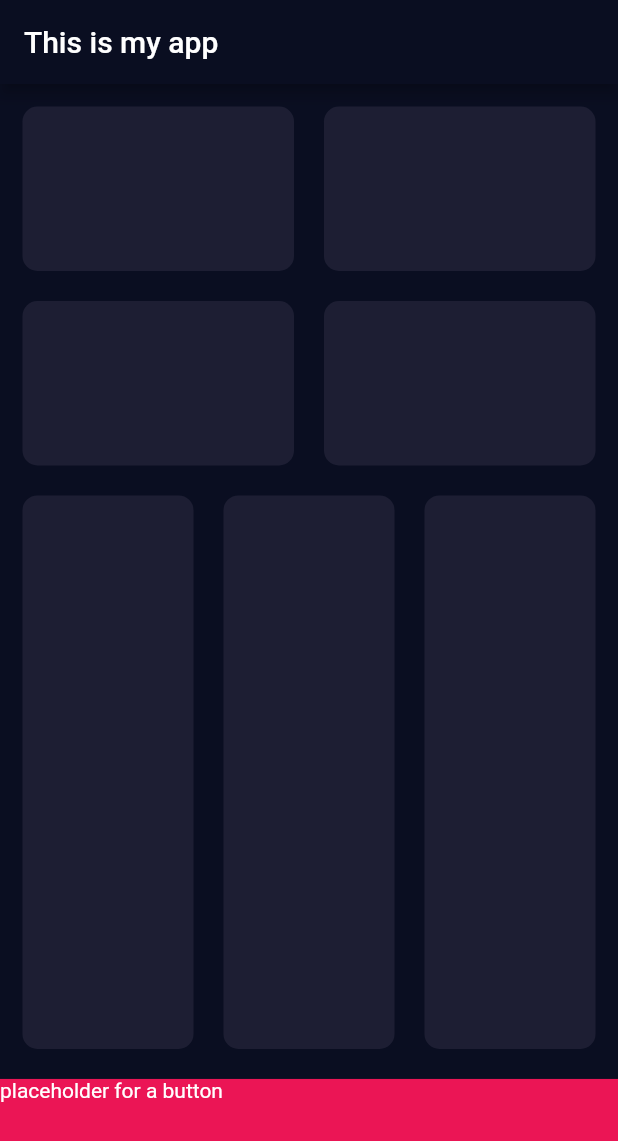
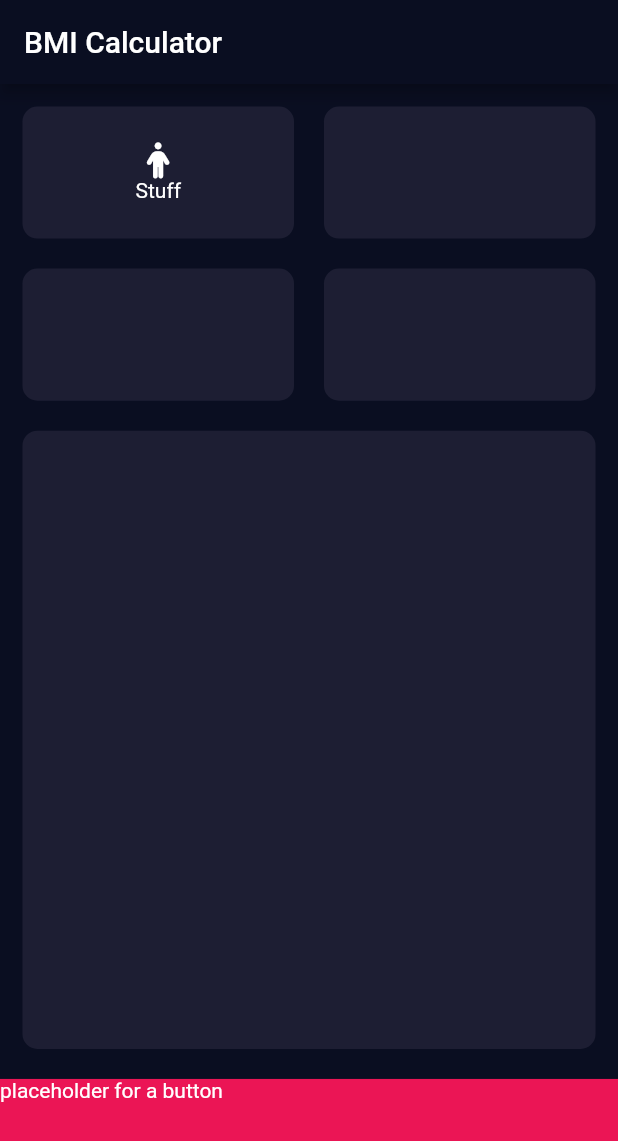
Before and after one commit to github-armin/flutter-bmi-calculator, a Flutter app: the screen it shows after launch, on a phone screen of 412 x 824 dp. Shown: the top 1141 px of the screen. Run offline on Flutter 3.47's test engine with Material 2 defaults, Android fonts, the phone set to English and light mode, and no system bars; our stand-ins replace font_awesome_flutter.

Commit message:
working on card button

```diff
--- a/lib/constants.dart
+++ b/lib/constants.dart
@@ -6,3 +6,4 @@ double kCardWrapperBorderRadius = 10.0;
 double kScreenPadding = kCardWrapperMargin / 2;
 Color kCardWrapperBgColor = Color(0xFF1D1E33);
 Color kSubmitButtonColor = Color(0xFFEB1555);
+TextStyle kCardButtonLabelStyle = TextStyle();
--- a/lib/screens/input_screen.dart
+++ b/lib/screens/input_screen.dart
@@ -1,5 +1,7 @@
 import 'package:flutter/material.dart';
+import 'package:font_awesome_flutter/font_awesome_flutter.dart';
 import 'package:bmi_calc/widgets/card_wrapper.dart';
+import 'package:bmi_calc/widgets/card_button.dart';
 import 'package:bmi_calc/constants.dart';
 
 class InputScreen extends StatelessWidget {
@@ -7,11 +9,10 @@ class InputScreen extends StatelessWidget {
   Widget build(BuildContext context) {
     return Scaffold(
       appBar: AppBar(
-        title: Text('This is my app')
+        title: Text('BMI Calculator')
       ),
       body: Column(
         crossAxisAlignment: CrossAxisAlignment.stretch,
-//        mainAxisAlignment: MainAxisAlignment.spaceAround,
         children: <Widget>[
           Expanded(
             flex: 6,
@@ -26,9 +27,10 @@ class InputScreen extends StatelessWidget {
                       mainAxisAlignment: MainAxisAlignment.center,
                       children: <Widget>[
                         Expanded(
-                          child: CardWrapper(
-//                    child: Column(),
+                          child: CardButton(
+                            icon: FontAwesomeIcons.male,
                             bgColor: kCardWrapperBgColor,
+                            label: 'Stuff',
                           ),
                         ),
                         Expanded(
@@ -61,29 +63,16 @@ class InputScreen extends StatelessWidget {
                     ),
                   ),
                   Expanded(
-                    flex: 3,
-                    child: Row(
-                      mainAxisAlignment: MainAxisAlignment.center,
-                      children: <Widget>[
-                        Expanded(
-                          child: CardWrapper(
-//                    child: Column(),
-                            bgColor: kCardWrapperBgColor,
-                          ),
-                        ),
-                        Expanded(
-                          child: CardWrapper(
-//                    child: Column(),
-                            bgColor: kCardWrapperBgColor,
-                          ),
-                        ),
-                        Expanded(
-                          child: CardWrapper(
-//                    child: Container(),
-                            bgColor: kCardWrapperBgColor,
-                          ),
-                        ),
-                      ],
+                    flex: 4,
+                    child: CardWrapper(
+                      bgColor: kCardWrapperBgColor,
+                      child: Row(
+                        children: <Widget>[
+//                          vertical slider 1
+//                          vertical slider 2
+//                          vertical slider 3
+                        ],
+                      ),
                     ),
                   ),
                 ],
--- /dev/null
+++ b/lib/widgets/card_button.dart
@@ -0,0 +1,35 @@
+import 'package:flutter/material.dart';
+import 'package:bmi_calc/widgets/card_wrapper.dart';
+import 'package:bmi_calc/constants.dart';
+
+class CardButton extends StatelessWidget {
+  final Function onTap;
+  final IconData icon;
+  final String label;
+  final Color bgColor;
+
+  CardButton({
+    this.onTap,
+    this.icon,
+    this.label,
+    this.bgColor,
+  });
+
+  @override
+  Widget build(BuildContext context) {
+    return GestureDetector(
+        onTap: onTap,
+        child: CardWrapper(
+          bgColor: bgColor,
+            child: Column(
+              mainAxisAlignment: MainAxisAlignment.center,
+              crossAxisAlignment: CrossAxisAlignment.center,
+              children: <Widget>[
+                Icon(icon),
+                Text(label, style: kCardButtonLabelStyle,)
+              ],
+            )
+        )
+    );
+  }
+}
```
